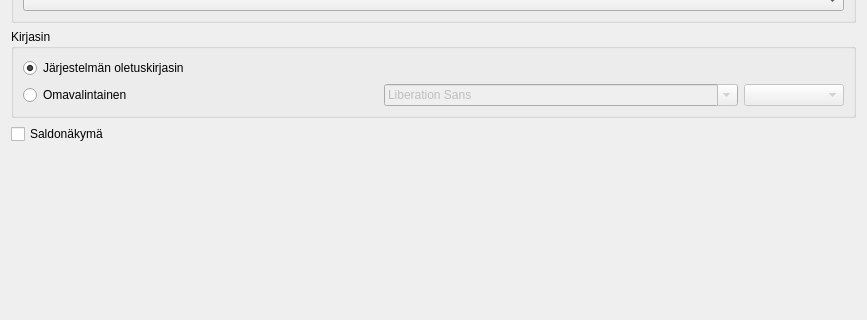
Before: the Qt Designer form kitsas/maaritys/ulkoasumaaritys.ui in artoh/kitupiikki, drawn with Qt 5; both pictures show x 0 to 867 and y 164 to 484 of the 867 by 642 pixel window.
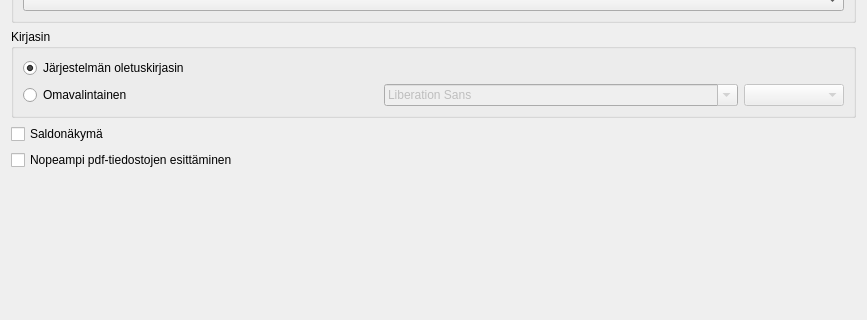
After: the same form once the commit is applied. Icons and pictures are not drawn. Custom widgets are drawn as their Qt base class.

What changed in the file:
```diff
--- a/kitsas/maaritys/ulkoasumaaritys.ui
+++ b/kitsas/maaritys/ulkoasumaaritys.ui
@@ -131,6 +131,17 @@
      </property>
     </widget>
    </item>
+   <item>
+    <widget class="QCheckBox" name="pikaPdfCheck">
+     <property name="text">
+      <string>Nopeampi pdf-tiedostojen esittäminen</string>
+     </property>
+     <property name="icon">
+      <iconset resource="../pic/pic.qrc">
+       <normaloff>:/pic/pdf.png</normaloff>:/pic/pdf.png</iconset>
+     </property>
+    </widget>
+   </item>
    <item>
     <spacer name="verticalSpacer">
      <property name="orientation">
```
Left out of the diff: 1 changed line with no effect on the pictures.
